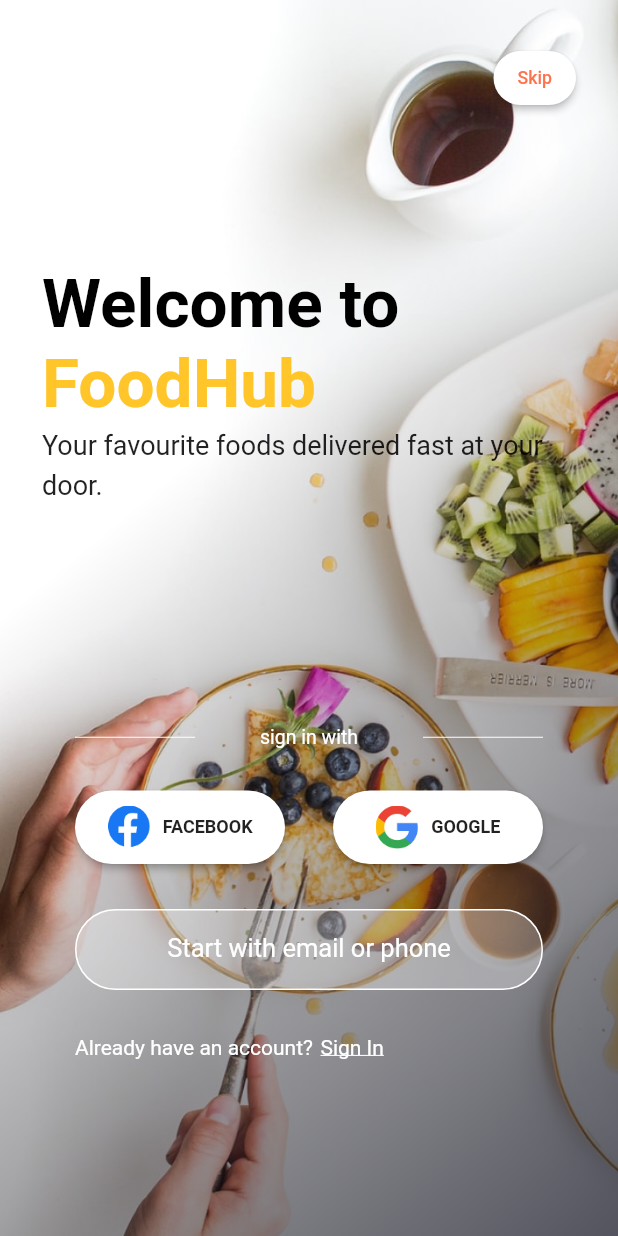
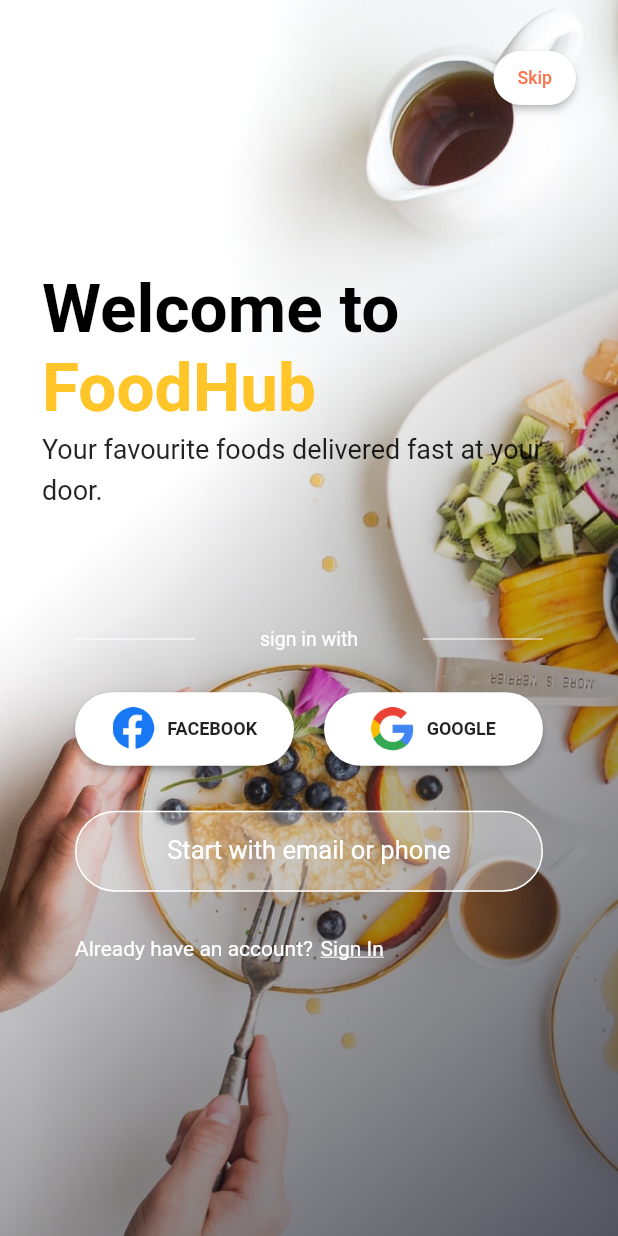
Before and after one commit to thanhnhan2tn/flutter-chat-demo, a Flutter app: the screen it shows after launch, on a phone screen of 412 x 824 dp. Run offline on Flutter 3.47's test engine with Material 2 defaults, Android fonts, the phone set to English and light mode, and no system bars; our stand-ins replace bloc, carousel_slider, flutter_bloc; Roboto replaces fonts that are missing (Sofia Pro); project files that could hold a hidden picture were left out.

Commit message:
Fix size of height

```diff
--- a/lib/modules/login_register/login.dart
+++ b/lib/modules/login_register/login.dart
@@ -51,8 +51,8 @@ class LoginScreen extends StatelessWidget {
                 padding: const EdgeInsets.all(28.0),
                 child: Column(
                   crossAxisAlignment: CrossAxisAlignment.start,
-                  mainAxisSize: MainAxisSize.max,
-                  mainAxisAlignment: MainAxisAlignment.end,
+                  // mainAxisSize: MainAxisSize.max,
+                  mainAxisAlignment: MainAxisAlignment.spaceAround,
                   children: [
                     Row(
                       mainAxisAlignment: MainAxisAlignment.end,
@@ -78,7 +78,7 @@ class LoginScreen extends StatelessWidget {
                       ],
                     ),
                     SizedBox(
-                      height: 100.0,
+                      height: MediaQuery.of(ctx).size.width / 4,
                     ),
                     Container(
                       child: Column(
@@ -105,7 +105,7 @@ class LoginScreen extends StatelessWidget {
                     ),
                     ParagraphText(text: "Your favourite foods delivered fast at your door."),
                     SizedBox(
-                      height: 120,
+                      height: MediaQuery.of(ctx).size.width / 8,
                     ),
                     Padding(
                       padding: const EdgeInsets.symmetric(horizontal: 22),
@@ -148,6 +148,7 @@ class LoginScreen extends StatelessWidget {
                                 label: "Facebook",
                                 onPressed: () => null,
                               ),
+                              SizedBox(width: 20),
                               ButtonWithImage(
                                 asset: "assets/google-icon.png",
                                 label: "Google",
--- a/lib/modules/login_register/widgets/button_with_image.dart
+++ b/lib/modules/login_register/widgets/button_with_image.dart
@@ -9,7 +9,9 @@ class ButtonWithImage extends StatelessWidget {
 
   @override
   Widget build(BuildContext context) {
-    return Container(
+    return Expanded(
+      flex: 1,
+      child: Container(
         width: 140,
         child: RaisedButton.icon(
           color: Colors.white,
@@ -20,16 +22,19 @@ class ButtonWithImage extends StatelessWidget {
             width: 29,
             height: 29,
           ),
-        label: this.label != null ? Text(
+          label: this.label != null
+              ? Text(
                   this.label.toUpperCase(),
                   style: TextStyle(
                     fontSize: 12,
                     fontWeight: FontWeight.w600,
                   ),
                   textAlign: TextAlign.center,
-        ): null,
+                )
+              : null,
           shape: RoundedRectangleBorder(
             borderRadius: BorderRadius.circular(30),
+          ),
         ),
       ),
     );
```
Lines whose indentation alone changed are shown as unchanged.
